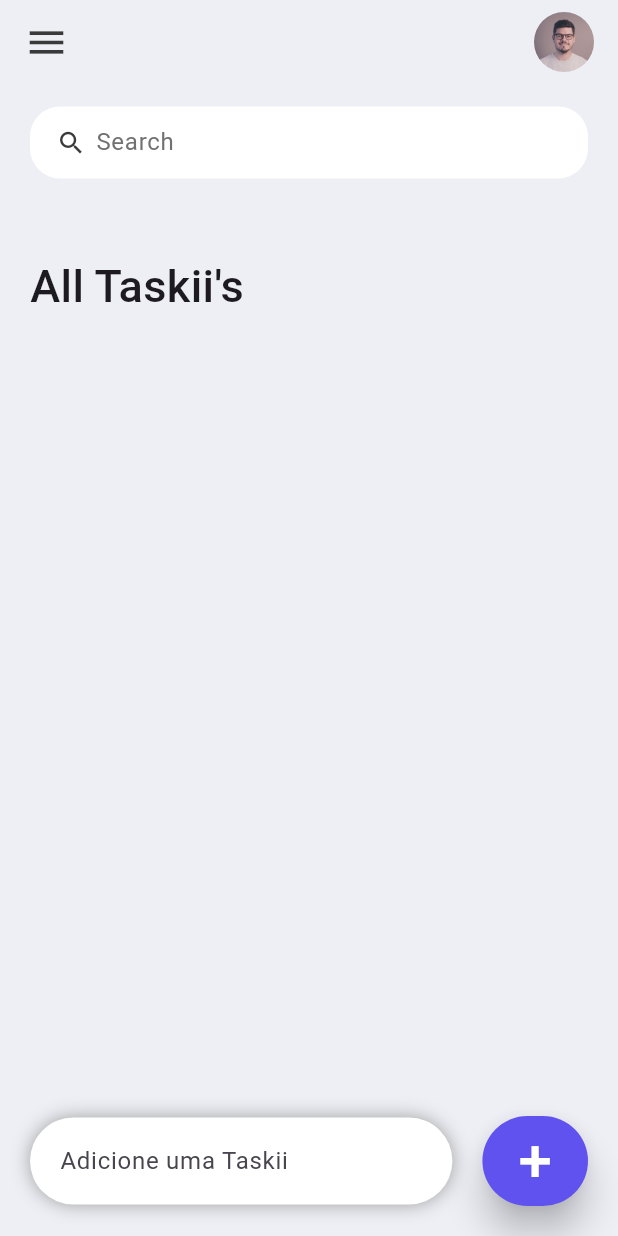
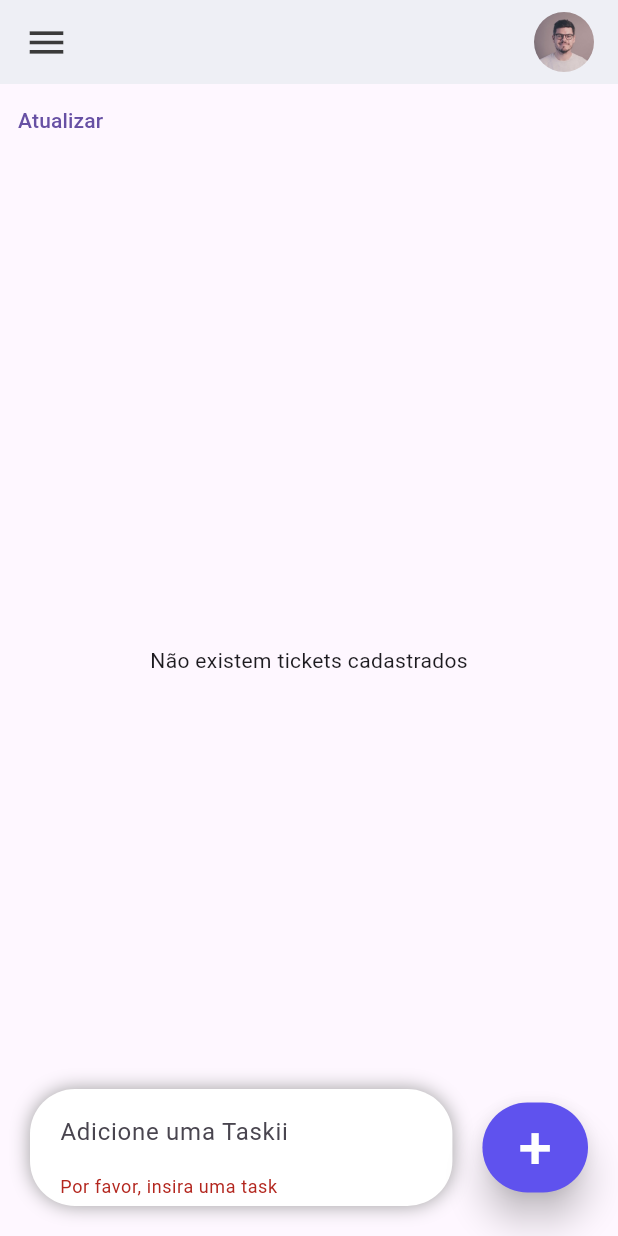
Before and after one commit to arturhrymalak1/Taskii, a Flutter app: the screen it shows after launch, after a tap on an icon or button, on a phone screen of 412 x 824 dp. Run offline on Flutter 3.47's test engine with Material 3 defaults, Android fonts, the phone set to English and light mode, and no system bars; our stand-ins replace sqflite; accounts and stored records are empty.

Commit message:
Comit final

```diff
--- a/lib/main.dart
+++ b/lib/main.dart
@@ -1,6 +1,7 @@
 import 'package:flutter/material.dart';
 import 'package:flutter/services.dart';
-import 'package:taskii/screens/home.dart';
+
+import 'package:taskii/screens/teste.dart';
 
 void main() {
   runApp(const MyApp());
--- /dev/null
+++ b/lib/model/db_helper.dart
@@ -0,0 +1,16 @@
+import 'package:sqflite/sqflite.dart';
+
+class DbHelper {
+  static Future<Database> getConnection() async {
+    const String dbName = 'taski.db';
+    final String dbPath = await getDatabasesPath();
+    return await openDatabase(
+      '$dbPath$dbName',
+      version: 1,
+      onCreate: (db, _) async {
+        await db.execute(
+            'CREATE TABLE taski (id INTEGER PRIMARY KEY AUTOINCREMENT, description VARCHAR(255) NOT NULL);');
+      },
+    );
+  }
+}
--- a/lib/model/todo.dart
+++ b/lib/model/todo.dart
@@ -1,16 +1,21 @@
 class Todo {
-  String? id;
-  String? title;
+  int? id;
+  String? description;
   bool isDone;
 
   Todo({
-    required this.id,
-    required this.title,
+    this.id,
+    required this.description,
     this.isDone = false,
   });
 
-  factory Todo.fromSqfliteDatabase(Map<String, dynamic> map) => Todo(
-        id: map['id']?.toInt() ?? 0,
-        title: map['title'] ?? '',
+  Map<String, Object?> toMap() => {
+        'id': id,
+        'title': description,
+      };
+
+  factory Todo.fromMap(Map<String, Object?> map) => Todo(
+        id: map['id'] as int,
+        description: map['description'] as String,
       );
 }
--- /dev/null
+++ b/lib/repository/taskii_repository.dart
@@ -0,0 +1,32 @@
+import 'package:taskii/model/db_helper.dart';
+import 'package:taskii/model/todo.dart';
+import 'package:taskii/widgets/todo_item.dart';
+
+
+class TaskiiRepository {
+  static const String _table = 'taski';
+
+  static Future<int> insert(Todo todo) async {
+    var db = await DbHelper.getConnection();
+    return db.insert('taski', todo.toMap());
+  }
+
+  static Future<List<Todo>> findAll() async {
+    var db = await DbHelper.getConnection();
+    var result = await db.query('taski');
+    return result
+        .map(
+          (item) => Todo.fromMap(item),
+        )
+        .toList();
+  }
+
+  static Future<int> delete(int id) async {
+    final db = await DbHelper.getConnection();
+    return await db.delete(
+      'taski',
+      where: 'id = ?',
+      whereArgs: [id],
+    );
+  }
+}
--- /dev/null
+++ b/lib/screens/teste.dart
@@ -0,0 +1,183 @@
+import 'package:flutter/material.dart';
+import 'package:taskii/constrants/colors.dart';
+import 'package:taskii/model/todo.dart';
+import 'package:taskii/repository/taskii_repository.dart';
+import 'package:taskii/widgets/todo_item.dart';
+
+class Home extends StatefulWidget {
+  const Home({super.key});
+
+  @override
+  State<Home> createState() => _HomeState();
+}
+
+class _HomeState extends State<Home> {
+  final _formKey = GlobalKey<FormState>();
+  final _titleController = TextEditingController();
+
+  @override
+  Widget build(BuildContext context) {
+    return Scaffold(
+      appBar: _buildAppBar(),
+      body: buildScreen(),
+    );
+  }
+
+  Widget buildScreen() {
+    var listOfTaski = [];
+    return FutureBuilder(
+      future: TaskiiRepository.findAll(),
+      builder: (context, snapshot) {
+        if (snapshot.connectionState == ConnectionState.waiting ||
+            snapshot.connectionState == ConnectionState.none) {
+          return const Center(
+            child: CircularProgressIndicator(),
+          );
+        }
+        if (!snapshot.hasData || snapshot.data!.isEmpty) {
+          return Stack(
+            children: [
+              const Center(
+                child: Text('Não existem tickets cadastrados'),
+              ),
+              TextButton(
+                onPressed: () async {
+                  listOfTaski = await TaskiiRepository.findAll();
+                  setState(() {});
+                },
+                child: const Text("Atualizar"),
+              ),
+              Align(
+                alignment: Alignment.bottomCenter,
+                child: Row(
+                  children: [
+                    Expanded(
+                      child: Container(
+                        margin: EdgeInsets.only(
+                          bottom: 20,
+                          right: 20,
+                          left: 20,
+                        ),
+                        padding: EdgeInsets.symmetric(
+                          horizontal: 20,
+                          vertical: 5,
+                        ),
+                        decoration: BoxDecoration(
+                          color: Colors.white,
+                          boxShadow: const [
+                            BoxShadow(
+                              color: Colors.grey,
+                              offset: Offset(0.0, 0.0),
+                              blurRadius: 10.0,
+                              spreadRadius: 0.0),
+                          ],
+                          borderRadius: BorderRadius.circular(30),
+                        ),
+                        child: Form(
+                          key: _formKey,
+                          child: TextFormField(
+                            controller: _titleController,
+                            decoration: InputDecoration(
+                              hintText: 'Adicione uma Taskii',
+                              border: InputBorder.none,
+                            ),
+                            validator: (value) {
+                              if (value == null || value.isEmpty) {
+                                return 'Por favor, insira uma task';
+                              }
+                              return null;
+                            },
+                          ),
+                        ),
+                      ),
+                    ),
+                    Container(
+                      margin: EdgeInsets.only(
+                        bottom: 20,
+                        right: 20,
+                      ),
+                      child: ElevatedButton(
+                        child: Text(
+                          '+',
+                          style: TextStyle(
+                            fontSize: 40,
+                            color: Colors.white,
+                          ),
+                        ),
+                        onPressed: () async {
+                          if (_formKey.currentState!.validate()) {
+                            save();
+                          }
+                        },
+                        style: ElevatedButton.styleFrom(
+                          backgroundColor: tdBlue,
+                          minimumSize: Size(60, 60),
+                          elevation: 10,
+                        ),
+                      ),
+                    ),
+                  ],
+                ),
+              ),
+            ],
+          );
+        }
+        return ListView.builder(
+          itemCount: snapshot.data!.length,
+          itemBuilder: (context, index) => ToDoItem(todo:listOfTaski[index],)
+        );
+      },
+    );
+  }
+
+
+  AppBar _buildAppBar() {
+    return AppBar(
+      backgroundColor: tdBGColor,
+      elevation: 0,
+      title: Row(
+        mainAxisAlignment: MainAxisAlignment.spaceBetween,
+        children: [
+          Icon(
+            Icons.menu,
+            color: tdBlack,
+            size: 30,
+          ),
+          Container(
+            height: 40,
+            width: 40,
+            child: ClipRRect(
+              borderRadius: BorderRadius.circular(20),
+              child: Image.asset('assets/images/avatar.jpeg'),
+            ),
+          )
+        ],
+      ),
+    );
+  }
+
+  void save() async {
+    try {
+      final taski = Todo(
+        description: _titleController.text,
+      );
+      final id = await TaskiiRepository.insert(taski);
+      SnackBar snackBar;
+      if (id != 0) {
+        snackBar = SnackBar(content: Text('A Taski foi salva com sucesso!!!'));
+      } else {
+        snackBar = const SnackBar(
+          content:
+              Text('Lamento, houve um problema ao tentar salvar a taski!!!'),
+        );
+      }
+      // Exibir a SnackBar
+      ScaffoldMessenger.of(context).showSnackBar(snackBar);
+    } catch (error) {
+      SnackBar snackBar = const SnackBar(
+        content: Text('Ops. Tivemos um problema técnico!!!'),
+      );
+      ScaffoldMessenger.of(context).showSnackBar(snackBar);
+    }
+  }
+}
```
Also changed, not shown: lib/db/db_service.dart (deleted, +0 -35 lines), lib/db/taski_db.dart (deleted, +0 -52 lines), lib/screens/home.dart (+66 -13 lines), lib/widgets/todo_item.dart (+5 -5 lines).
